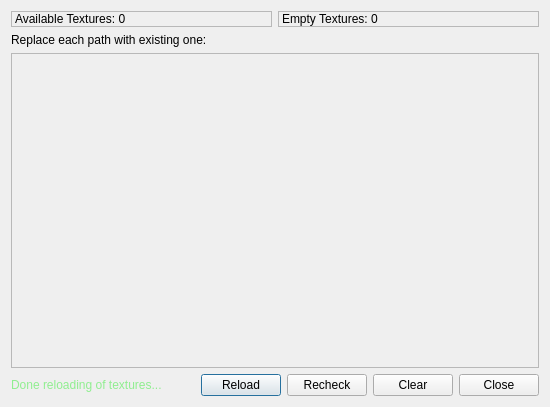
Old version of the form ui/ui.ui in the repository iceanimations/textureReloader.
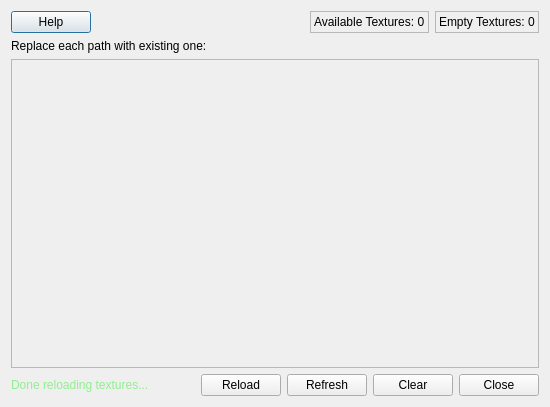
New version of the form.

Commit message: comboBox added, aiImage support added, singleReload feature added, udim support added

What changed in the file:
```diff
--- a/ui/ui.ui
+++ b/ui/ui.ui
@@ -16,6 +16,26 @@
   <layout class="QVBoxLayout" name="verticalLayout">
    <item>
     <layout class="QHBoxLayout" name="horizontalLayout_3">
+     <item>
+      <widget class="QPushButton" name="helpButton">
+       <property name="text">
+        <string>Help</string>
+       </property>
+      </widget>
+     </item>
+     <item>
+      <spacer name="horizontalSpacer_2">
+       <property name="orientation">
+        <enum>Qt::Horizontal</enum>
+       </property>
+       <property name="sizeHint" stdset="0">
+        <size>
+         <width>40</width>
+         <height>20</height>
+        </size>
+       </property>
+      </spacer>
+     </item>
      <item>
       <widget class="QLabel" name="availableLabel">
        <property name="frameShape">
@@ -55,14 +75,37 @@
        <rect>
         <x>0</x>
         <y>0</y>
-        <width>530</width>
-        <height>314</height>
+        <width>528</width>
+        <height>297</height>
        </rect>
       </property>
-      <layout class="QVBoxLayout" name="texturesBoxLayout">
+      <layout class="QVBoxLayout" name="tgrfghhfg">
        <property name="spacing">
         <number>2</number>
        </property>
+       <property name="margin">
+        <number>0</number>
+       </property>
+       <item>
+        <layout class="QVBoxLayout" name="texturesBoxLayout"/>
+       </item>
+       <item>
+        <layout class="QVBoxLayout" name="verticalLayout_3">
+         <item>
+          <spacer name="verticalSpacer">
+           <property name="orientation">
+            <enum>Qt::Vertical</enum>
+           </property>
+           <property name="sizeHint" stdset="0">
+            <size>
+             <width>20</width>
+             <height>40</height>
+            </size>
+           </property>
+          </spacer>
+         </item>
+        </layout>
+       </item>
       </layout>
      </widget>
     </widget>
@@ -75,7 +118,7 @@
         <string>color: lightGreen</string>
        </property>
        <property name="text">
-        <string>Done reloading of textures...</string>
+        <string>Done reloading textures...</string>
        </property>
       </widget>
      </item>
@@ -94,6 +137,12 @@
      </item>
      <item>
       <widget class="QPushButton" name="reloadButton">
+       <property name="minimumSize">
+        <size>
+         <width>75</width>
+         <height>0</height>
+        </size>
+       </property>
        <property name="toolTip">
         <string>Reload the textures from specified directories</string>
        </property>
@@ -104,14 +153,26 @@
         <bool>false</bool>
        </property>
        <property name="default">
-        <bool>true</bool>
+        <bool>false</bool>
        </property>
       </widget>
      </item>
      <item>
-      <widget class="QPushButton" name="recheckButton">
+      <widget class="QPushButton" name="refreshButton">
+       <property name="minimumSize">
+        <size>
+         <width>75</width>
+         <height>0</height>
+        </size>
+       </property>
+       <property name="toolTip">
+        <string>Relist the textures from scene</string>
+       </property>
        <property name="text">
-        <string>Recheck</string>
+        <string>Refresh</string>
+       </property>
+       <property name="autoDefault">
+        <bool>false</bool>
        </property>
       </widget>
      </item>
```
Left out of the diff: 18 changed lines with no effect on the pictures. The commit also changes 6 other files.
